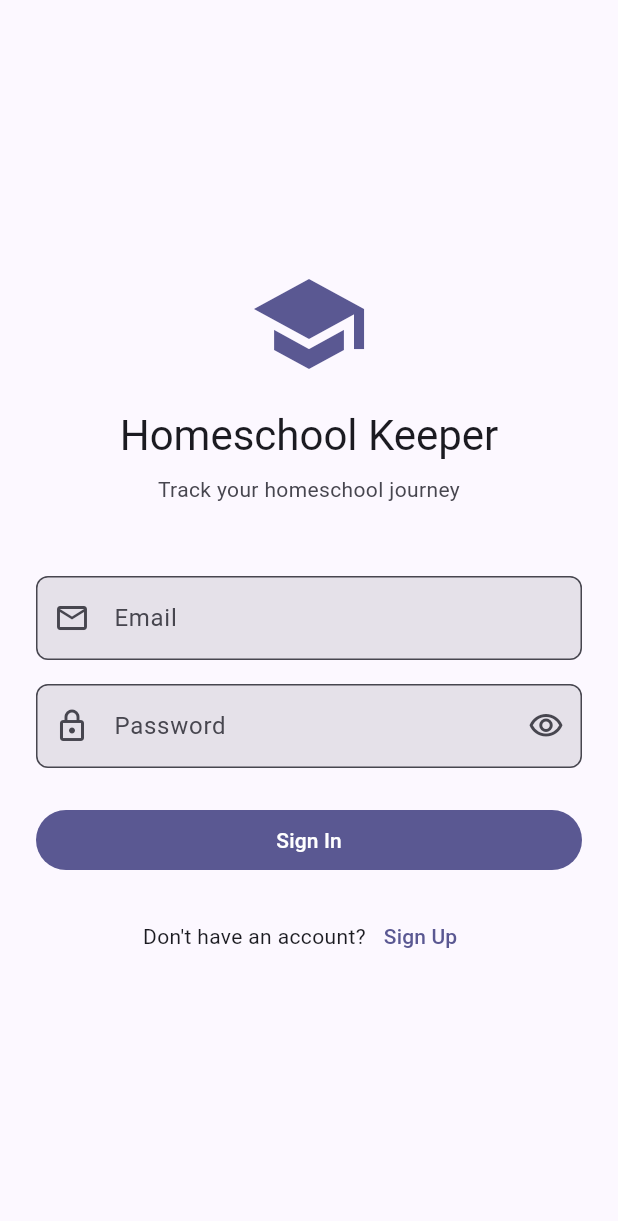
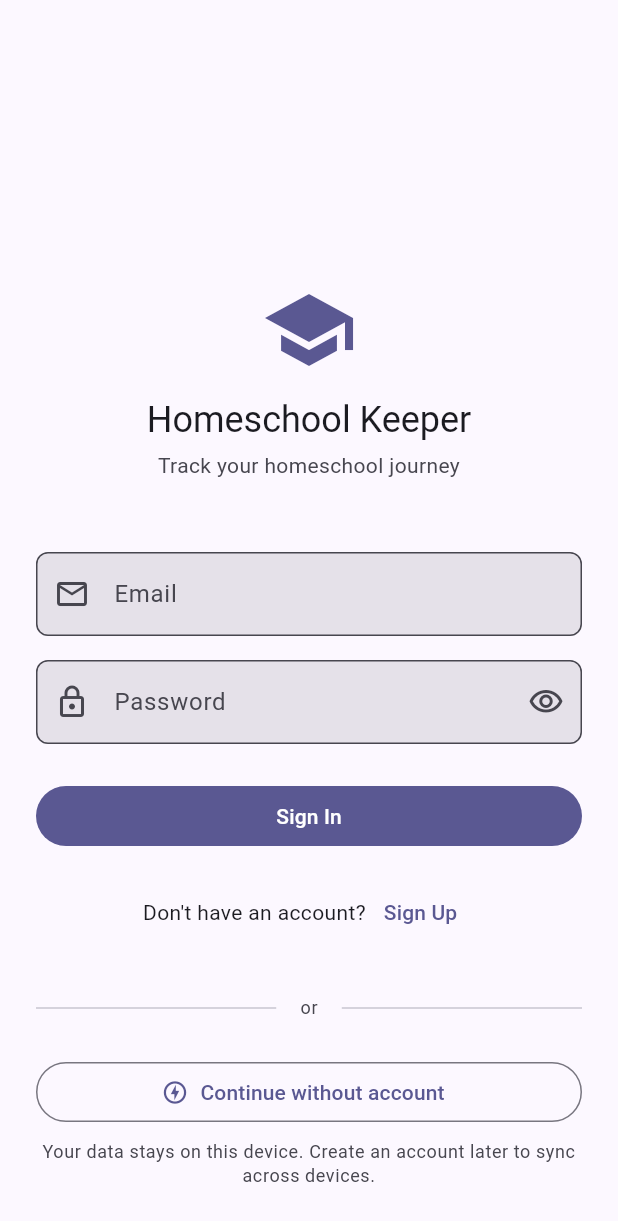
Before and after one commit to cpuchip/homeschool-keeper, a Flutter app: the screen it shows after launch, on a phone screen of 412 x 824 dp. Shown: the top 1221 px of the screen. Run offline on Flutter 3.47's test engine with Material 3 defaults, Android fonts, the phone set to English and light mode, and no system bars; our stand-ins replace dio, flutter_riverpod, flutter_secure_storage, freezed_annotation, go_router, hive and 1 more; accounts and stored records are empty.

```diff
--- a/mobile/lib/core/router.dart
+++ b/mobile/lib/core/router.dart
@@ -17,14 +17,20 @@ final routerProvider = Provider<GoRouter>((ref) {
   return GoRouter(
     initialLocation: '/dashboard',
     redirect: (context, state) {
-      final isLoggedIn = authState.isAuthenticated;
+      // Allow access if authenticated OR in offline mode
+      final canAccessApp = authState.isAuthenticated || authState.isOfflineMode;
       final isAuthRoute = state.matchedLocation == '/login' ||
                           state.matchedLocation == '/register';
 
-      if (!isLoggedIn && !isAuthRoute) {
+      // Still loading auth state - don't redirect yet
+      if (authState.isLoading) {
+        return null;
+      }
+
+      if (!canAccessApp && !isAuthRoute) {
         return '/login';
       }
-      if (isLoggedIn && isAuthRoute) {
+      if (canAccessApp && isAuthRoute) {
         return '/dashboard';
       }
       return null;
--- a/mobile/lib/features/auth/presentation/login_screen.dart
+++ b/mobile/lib/features/auth/presentation/login_screen.dart
@@ -64,32 +64,41 @@ class _LoginScreenState extends ConsumerState<LoginScreen> {
   Widget build(BuildContext context) {
     return Scaffold(
       body: SafeArea(
-        child: Center(
-          child: SingleChildScrollView(
-            padding: const EdgeInsets.all(24),
+        child: LayoutBuilder(
+          builder: (context, constraints) {
+            return SingleChildScrollView(
+              padding: const EdgeInsets.symmetric(horizontal: 24),
+              child: ConstrainedBox(
+                constraints: BoxConstraints(minHeight: constraints.maxHeight),
                 child: Form(
                   key: _formKey,
                   child: Column(
-                mainAxisAlignment: MainAxisAlignment.center,
+                    mainAxisAlignment:
+                        MainAxisAlignment.end, // Push content down
                     crossAxisAlignment: CrossAxisAlignment.stretch,
                     children: [
-                  // Logo/Title
+                      // Flexible top space to push content to bottom half
+                      const SizedBox(height: 40),
+
+                      // Logo/Title - smaller for more room below
                       Icon(
                         Icons.school,
-                    size: 80,
+                        size: 64,
                         color: Theme.of(context).colorScheme.primary,
                       ),
-                  const SizedBox(height: 16),
+                      const SizedBox(height: 12),
                       Text(
                         'Homeschool Keeper',
-                    style: Theme.of(context).textTheme.headlineMedium,
+                        style: Theme.of(context).textTheme.headlineSmall,
                         textAlign: TextAlign.center,
                       ),
-                  const SizedBox(height: 8),
+                      const SizedBox(height: 4),
                       Text(
                         'Track your homeschool journey',
                         style: Theme.of(context).textTheme.bodyMedium?.copyWith(
-                      color: Theme.of(context).colorScheme.onSurfaceVariant,
+                              color: Theme.of(context)
+                                  .colorScheme
+                                  .onSurfaceVariant,
                             ),
                         textAlign: TextAlign.center,
                       ),
@@ -131,7 +140,8 @@ class _LoginScreenState extends ConsumerState<LoginScreen> {
                                   : Icons.visibility_off_outlined,
                             ),
                             onPressed: () {
-                          setState(() => _obscurePassword = !_obscurePassword);
+                              setState(
+                                  () => _obscurePassword = !_obscurePassword,);
                             },
                           ),
                         ),
@@ -152,7 +162,8 @@ class _LoginScreenState extends ConsumerState<LoginScreen> {
                             ? const SizedBox(
                                 height: 20,
                                 width: 20,
-                          child: CircularProgressIndicator(strokeWidth: 2),
+                                child:
+                                    CircularProgressIndicator(strokeWidth: 2),
                               )
                             : const Text('Sign In'),
                       ),
@@ -169,10 +180,66 @@ class _LoginScreenState extends ConsumerState<LoginScreen> {
                           ),
                         ],
                       ),
+
+                      const SizedBox(height: 32),
+
+                      // Divider with "or"
+                      Row(
+                        children: [
+                          const Expanded(child: Divider()),
+                          Padding(
+                            padding: const EdgeInsets.symmetric(horizontal: 16),
+                            child: Text(
+                              'or',
+                              style: Theme.of(context)
+                                  .textTheme
+                                  .bodySmall
+                                  ?.copyWith(
+                                    color: Theme.of(context)
+                                        .colorScheme
+                                        .onSurfaceVariant,
+                                  ),
+                            ),
+                          ),
+                          const Expanded(child: Divider()),
+                        ],
+                      ),
+
+                      const SizedBox(height: 24),
+
+                      // Skip account / offline mode button
+                      OutlinedButton.icon(
+                        onPressed: () {
+                          ref
+                              .read(authStateProvider.notifier)
+                              .skipAccountForOfflineMode();
+                          context.go('/dashboard');
+                        },
+                        icon: const Icon(Icons.offline_bolt_outlined),
+                        label: const Text('Continue without account'),
+                      ),
+
+                      const SizedBox(height: 8),
+
+                      // Explanation text
+                      Text(
+                        'Your data stays on this device. Create an account later to sync across devices.',
+                        style: Theme.of(context).textTheme.bodySmall?.copyWith(
+                              color: Theme.of(context)
+                                  .colorScheme
+                                  .onSurfaceVariant,
+                            ),
+                        textAlign: TextAlign.center,
+                      ),
+
+                      // Bottom padding for thumb clearance
+                      const SizedBox(height: 32),
                     ],
                   ),
                 ),
               ),
+            );
+          },
         ),
       ),
     );
--- a/mobile/lib/features/export/failsafe_backup_service.dart
+++ b/mobile/lib/features/export/failsafe_backup_service.dart
@@ -145,7 +145,7 @@ class FailsafeBackupService {
 
       // Fallback to app documents directory
       backupDir ??= Directory(
-        '${(await getApplicationDocumentsDirectory()).path}/failsafe_backups',
+        '${(await getApplicationDocumentsDirectory()).path}/HomeSchoolLogs',
       );
 
       if (!await backupDir.exists()) {
--- a/mobile/lib/main.dart
+++ b/mobile/lib/main.dart
@@ -1,4 +1,5 @@
 import 'package:flutter/material.dart';
+import 'package:flutter/services.dart';
 import 'package:flutter_riverpod/flutter_riverpod.dart';
 import 'core/database/database_service.dart';
 import 'core/router.dart';
@@ -7,6 +8,12 @@ import 'features/export/failsafe_backup_service.dart';
 
 void main() async {
   WidgetsFlutterBinding.ensureInitialized();
+
+  // Lock to portrait mode for single-handed use
+  await SystemChrome.setPreferredOrientations([
+    DeviceOrientation.portraitUp,
+    DeviceOrientation.portraitDown,
+  ]);
 
   // Initialize local database (Hive)
   await DatabaseService.instance.initialize();
@@ -21,11 +28,40 @@ void main() async {
   );
 }
 
-class HomeschoolKeeperApp extends ConsumerWidget {
+class HomeschoolKeeperApp extends ConsumerStatefulWidget {
   const HomeschoolKeeperApp({super.key});
 
   @override
-  Widget build(BuildContext context, WidgetRef ref) {
+  ConsumerState<HomeschoolKeeperApp> createState() => _HomeschoolKeeperAppState();
+}
+
+class _HomeschoolKeeperAppState extends ConsumerState<HomeschoolKeeperApp>
+    with WidgetsBindingObserver {
+
+  @override
+  void initState() {
+    super.initState();
+    WidgetsBinding.instance.addObserver(this);
+  }
+
+  @override
+  void dispose() {
+    WidgetsBinding.instance.removeObserver(this);
+    super.dispose();
+  }
+
+  @override
+  void didChangeAppLifecycleState(AppLifecycleState state) {
+    super.didChangeAppLifecycleState(state);
+
+    // Backup when app goes to background (paused) or is about to close (detached)
+    if (state == AppLifecycleState.paused || state == AppLifecycleState.detached) {
+      FailsafeBackupService.instance.performBackupNow();
+    }
+  }
+
+  @override
+  Widget build(BuildContext context) {
     final router = ref.watch(routerProvider);
 
     return MaterialApp.router(
```
Also changed, not shown: mobile/lib/core/api/api_client.dart (+102 -8 lines), mobile/lib/providers/auth_provider.dart (+29 -0 lines), 1 other file. Lines whose indentation alone changed are shown as unchanged.
